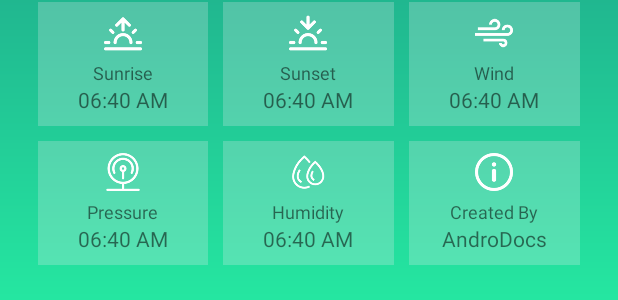
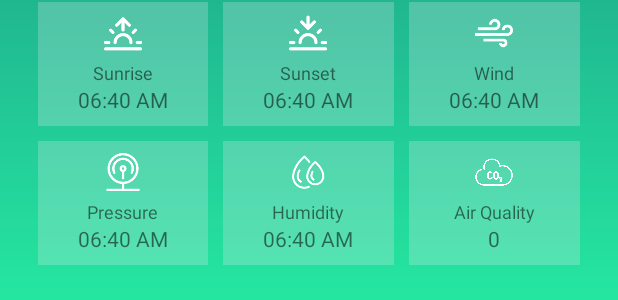
Before and after one commit to Krystian120413/WeatherApp, an Android app: the layout activity_main.xml on its own in the app's theme, with its tools: preview values and no code run, on a phone screen of 412 x 824 dp. Shown: the part 933-1233 px from the top of the screen. Run offline under Robolectric (Android 15) with nearby library versions, the phone set to English and light mode, and no system bars; network calls fail.

Commit message:
Added air quality api, and some gradients to it

```diff
--- a/app/src/main/res/layout/activity_main.xml
+++ b/app/src/main/res/layout/activity_main.xml
@@ -132,19 +132,41 @@
                         android:text="06:40 AM"/>
                 </LinearLayout>
                 <Space android:layout_width="10dp" android:layout_height="wrap_content"/>
-                <LinearLayout android:layout_width="0dp" android:layout_height="wrap_content"
-                    android:orientation="vertical" android:layout_weight="1"
-                    android:gravity="center" android:padding="8dp"
-                    android:background="#3CF1EBF1">
-                    <ImageView android:layout_width="25dp" android:layout_height="25dp"
-                        android:src="@drawable/info"
+
+                <LinearLayout
+                    android:id="@+id/aqiinfo"
+                    android:layout_width="0dp"
+                    android:layout_height="wrap_content"
+                    android:layout_weight="1"
+                    android:background="#3CF1EBF1"
+                    android:gravity="center"
+                    android:orientation="vertical"
+                    android:padding="8dp">
+
+                    <ImageView
+                        android:id="@+id/airicon"
+                        android:layout_width="25dp"
+                        android:layout_height="25dp"
+                        android:src="@drawable/airquality2"
                         app:tint="#FFFFFF" />
-                    <Space android:layout_width="wrap_content" android:layout_height="5dp"/>
-                    <TextView android:layout_width="wrap_content" android:layout_height="wrap_content"
-                        android:textSize="12dp" android:text="Created By"/>
-                    <TextView android:id="@+id/about" android:layout_width="wrap_content"
-                        android:layout_height="wrap_content" android:textSize="14dp"
-                        android:text="AndroDocs"/>
+
+                    <Space
+                        android:layout_width="wrap_content"
+                        android:layout_height="5dp" />
+
+                    <TextView
+                        android:id="@+id/airtext"
+                        android:layout_width="wrap_content"
+                        android:layout_height="wrap_content"
+                        android:text="Air Quality"
+                        android:textSize="12dp" />
+
+                    <TextView
+                        android:id="@+id/aqi"
+                        android:layout_width="wrap_content"
+                        android:layout_height="wrap_content"
+                        android:text="0"
+                        android:textSize="14dp" />
                 </LinearLayout>
             </LinearLayout>
         </LinearLayout>
```
Also changed, not shown: app/src/main/java/com/project/weatheraplication/MainActivity.kt (+88 -25 lines), app/src/main/res/drawable/airquality.png (added), app/src/main/res/drawable/airquality2.png (added).
